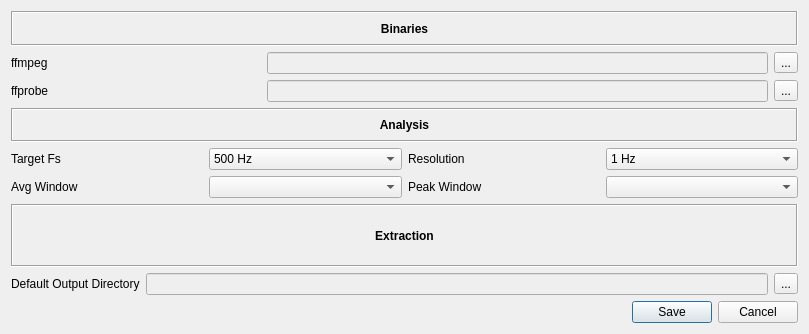
Qt form src/main/python/ui/preferences.ui (3ll3d00d/beqdesigner) before a commit.
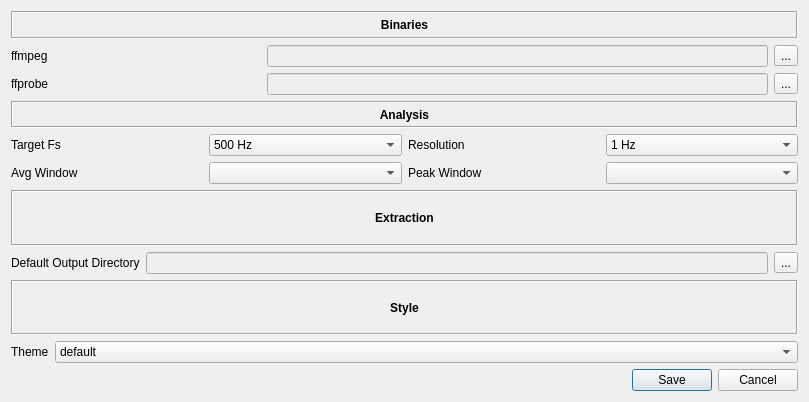
The same form after that commit.

```diff
--- a/src/main/python/ui/preferences.ui
+++ b/src/main/python/ui/preferences.ui
@@ -7,7 +7,7 @@
     <x>0</x>
     <y>0</y>
     <width>809</width>
-    <height>334</height>
+    <height>402</height>
    </rect>
   </property>
   <property name="windowTitle">
@@ -189,13 +189,6 @@
      </item>
      <item>
       <layout class="QGridLayout" name="extractPane">
-       <item row="1" column="2">
-        <widget class="QToolButton" name="defaultOutputDirectoryPicker">
-         <property name="text">
-          <string>...</string>
-         </property>
-        </widget>
-       </item>
        <item row="1" column="0">
         <widget class="QLabel" name="defaultOutputDirectoryLabel">
          <property name="text">
@@ -203,10 +196,10 @@
          </property>
         </widget>
        </item>
-       <item row="1" column="1">
-        <widget class="QLineEdit" name="defaultOutputDirectory">
-         <property name="enabled">
-          <bool>false</bool>
+       <item row="1" column="2">
+        <widget class="QToolButton" name="defaultOutputDirectoryPicker">
+         <property name="text">
+          <string>...</string>
          </property>
         </widget>
        </item>
@@ -226,6 +219,55 @@
          </property>
          <property name="text">
           <string>Extraction</string>
+         </property>
+         <property name="alignment">
+          <set>Qt::AlignCenter</set>
+         </property>
+        </widget>
+       </item>
+       <item row="1" column="1">
+        <widget class="QLineEdit" name="defaultOutputDirectory">
+         <property name="enabled">
+          <bool>false</bool>
+         </property>
+        </widget>
+       </item>
+      </layout>
+     </item>
+     <item>
+      <layout class="QGridLayout" name="stylePane" columnstretch="0,1">
+       <item row="1" column="0">
+        <widget class="QLabel" name="label">
+         <property name="text">
+          <string>Theme</string>
+         </property>
+        </widget>
+       </item>
+       <item row="1" column="1">
+        <widget class="QComboBox" name="themePicker">
+         <item>
+          <property name="text">
+           <string>default</string>
+          </property>
+         </item>
+        </widget>
+       </item>
+       <item row="0" column="0" colspan="2">
+        <widget class="QLabel" name="styleLabel">
+         <property name="font">
+          <font>
+           <weight>75</weight>
+           <bold>true</bold>
+          </font>
+         </property>
+         <property name="frameShape">
+          <enum>QFrame::Box</enum>
+         </property>
+         <property name="frameShadow">
+          <enum>QFrame::Sunken</enum>
+         </property>
+         <property name="text">
+          <string>Style</string>
          </property>
          <property name="alignment">
           <set>Qt::AlignCenter</set>
```
